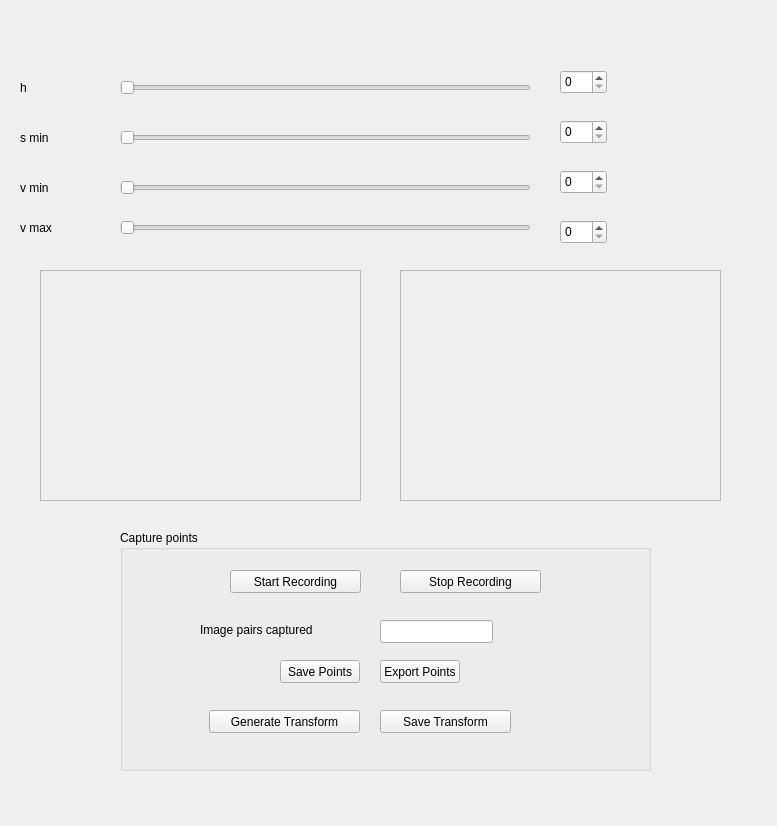
Above: tracking_window.ui from fdheenmo/thrust before the change. Below: the same form after it.
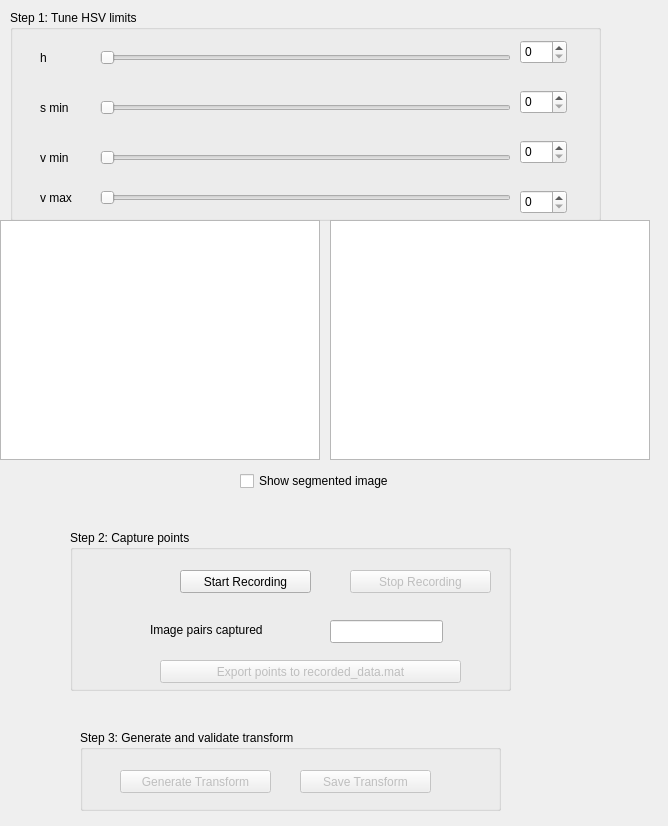
That is the form after the change.

The edit to the form file:
```diff
--- a/tracking_window.ui
+++ b/tracking_window.ui
@@ -6,224 +6,24 @@
    <rect>
     <x>0</x>
     <y>0</y>
-    <width>777</width>
+    <width>668</width>
     <height>826</height>
    </rect>
   </property>
   <property name="windowTitle">
    <string>Form</string>
   </property>
-  <widget class="QSlider" name="hSlider">
-   <property name="geometry">
-    <rect>
-     <x>120</x>
-     <y>80</y>
-     <width>411</width>
-     <height>16</height>
-    </rect>
-   </property>
-   <property name="maximum">
-    <number>179</number>
-   </property>
-   <property name="orientation">
-    <enum>Qt::Horizontal</enum>
-   </property>
-  </widget>
-  <widget class="QSlider" name="sMinSlider">
-   <property name="geometry">
-    <rect>
-     <x>120</x>
-     <y>130</y>
-     <width>411</width>
-     <height>16</height>
-    </rect>
-   </property>
-   <property name="maximum">
-    <number>255</number>
-   </property>
-   <property name="orientation">
-    <enum>Qt::Horizontal</enum>
-   </property>
-  </widget>
-  <widget class="QSlider" name="vMinSlider">
-   <property name="geometry">
-    <rect>
-     <x>120</x>
-     <y>180</y>
-     <width>411</width>
-     <height>16</height>
-    </rect>
-   </property>
-   <property name="maximum">
-    <number>255</number>
-   </property>
-   <property name="orientation">
-    <enum>Qt::Horizontal</enum>
-   </property>
-  </widget>
-  <widget class="QSlider" name="vMaxSlider">
-   <property name="geometry">
-    <rect>
-     <x>120</x>
-     <y>220</y>
-     <width>411</width>
-     <height>16</height>
-    </rect>
-   </property>
-   <property name="maximum">
-    <number>255</number>
-   </property>
-   <property name="orientation">
-    <enum>Qt::Horizontal</enum>
-   </property>
-  </widget>
-  <widget class="QLabel" name="label">
-   <property name="geometry">
-    <rect>
-     <x>20</x>
-     <y>80</y>
-     <width>57</width>
-     <height>15</height>
-    </rect>
-   </property>
-   <property name="text">
-    <string>h</string>
-   </property>
-  </widget>
-  <widget class="QLabel" name="label_2">
-   <property name="geometry">
-    <rect>
-     <x>20</x>
-     <y>130</y>
-     <width>57</width>
-     <height>15</height>
-    </rect>
-   </property>
-   <property name="text">
-    <string>s min</string>
-   </property>
-  </widget>
-  <widget class="QLabel" name="label_3">
-   <property name="geometry">
-    <rect>
-     <x>20</x>
-     <y>180</y>
-     <width>57</width>
-     <height>15</height>
-    </rect>
-   </property>
-   <property name="text">
-    <string>v min</string>
-   </property>
-  </widget>
-  <widget class="QLabel" name="label_4">
-   <property name="geometry">
-    <rect>
-     <x>20</x>
-     <y>220</y>
-     <width>57</width>
-     <height>15</height>
-    </rect>
-   </property>
-   <property name="text">
-    <string>v max</string>
-   </property>
-  </widget>
-  <widget class="QFrame" name="frame">
-   <property name="geometry">
-    <rect>
-     <x>40</x>
-     <y>270</y>
-     <width>321</width>
-     <height>231</height>
-    </rect>
-   </property>
-   <property name="frameShape">
-    <enum>QFrame::StyledPanel</enum>
-   </property>
-   <property name="frameShadow">
-    <enum>QFrame::Raised</enum>
-   </property>
-  </widget>
-  <widget class="QFrame" name="frame_2">
-   <property name="geometry">
-    <rect>
-     <x>400</x>
-     <y>270</y>
-     <width>321</width>
-     <height>231</height>
-    </rect>
-   </property>
-   <property name="frameShape">
-    <enum>QFrame::StyledPanel</enum>
-   </property>
-   <property name="frameShadow">
-    <enum>QFrame::Raised</enum>
-   </property>
-  </widget>
-  <widget class="QSpinBox" name="hSpinBox">
-   <property name="geometry">
-    <rect>
-     <x>560</x>
-     <y>70</y>
-     <width>47</width>
-     <height>24</height>
-    </rect>
-   </property>
-   <property name="maximum">
-    <number>179</number>
-   </property>
-  </widget>
-  <widget class="QSpinBox" name="sMinSpinBox">
-   <property name="geometry">
-    <rect>
-     <x>560</x>
-     <y>120</y>
-     <width>47</width>
-     <height>24</height>
-    </rect>
-   </property>
-   <property name="maximum">
-    <number>255</number>
-   </property>
-  </widget>
-  <widget class="QSpinBox" name="vMinSpinBox">
-   <property name="geometry">
-    <rect>
-     <x>560</x>
-     <y>170</y>
-     <width>47</width>
-     <height>24</height>
-    </rect>
-   </property>
-   <property name="maximum">
-    <number>255</number>
-   </property>
-  </widget>
-  <widget class="QSpinBox" name="vMaxSpinBox">
-   <property name="geometry">
-    <rect>
-     <x>560</x>
-     <y>220</y>
-     <width>47</width>
-     <height>24</height>
-    </rect>
-   </property>
-   <property name="maximum">
-    <number>255</number>
-   </property>
-  </widget>
   <widget class="QGroupBox" name="groupBox">
    <property name="geometry">
     <rect>
-     <x>120</x>
+     <x>70</x>
      <y>530</y>
-     <width>531</width>
-     <height>241</height>
+     <width>441</width>
+     <height>161</height>
     </rect>
    </property>
    <property name="title">
-    <string>Capture points</string>
+    <string>Step 2: Capture points</string>
    </property>
    <widget class="QLineEdit" name="lineEdit">
     <property name="geometry">
@@ -262,6 +62,9 @@
     </property>
    </widget>
    <widget class="QPushButton" name="stopRecordingPushButton">
+    <property name="enabled">
+     <bool>false</bool>
+    </property>
     <property name="geometry">
      <rect>
       <x>280</x>
@@ -273,38 +76,247 @@
     <property name="text">
      <string>Stop Recording</string>
     </property>
+    <property name="checkable">
+     <bool>false</bool>
+    </property>
+    <property name="default">
+     <bool>false</bool>
+    </property>
    </widget>
-   <widget class="QPushButton" name="pushButton_3">
+   <widget class="QPushButton" name="exportPointsPushButton">
+    <property name="enabled">
+     <bool>false</bool>
+    </property>
     <property name="geometry">
      <rect>
-      <x>160</x>
+      <x>90</x>
       <y>130</y>
-      <width>80</width>
+      <width>301</width>
       <height>23</height>
      </rect>
     </property>
     <property name="text">
-     <string>Save Points</string>
+     <string>Export points to recorded_data.mat</string>
     </property>
    </widget>
-   <widget class="QPushButton" name="pushButton_4">
+  </widget>
+  <widget class="QGroupBox" name="groupBox_2">
+   <property name="geometry">
+    <rect>
+     <x>10</x>
+     <y>10</y>
+     <width>591</width>
+     <height>211</height>
+    </rect>
+   </property>
+   <property name="title">
+    <string>Step 1: Tune HSV limits</string>
+   </property>
+   <widget class="QSpinBox" name="vMaxSpinBox">
     <property name="geometry">
      <rect>
-      <x>260</x>
-      <y>130</y>
-      <width>80</width>
-      <height>23</height>
+      <x>510</x>
+      <y>180</y>
+      <width>47</width>
+      <height>24</height>
      </rect>
     </property>
+    <property name="maximum">
+     <number>255</number>
+    </property>
+   </widget>
+   <widget class="QLabel" name="label_3">
+    <property name="geometry">
+     <rect>
+      <x>30</x>
+      <y>140</y>
+      <width>57</width>
+      <height>15</height>
+     </rect>
+    </property>
     <property name="text">
-     <string>Export Points</string>
+     <string>v min</string>
     </property>
    </widget>
-   <widget class="QPushButton" name="pushButton_5">
+   <widget class="QLabel" name="label_2">
     <property name="geometry">
      <rect>
-      <x>89</x>
+      <x>30</x>
+      <y>90</y>
+      <width>57</width>
+      <height>15</height>
+     </rect>
+    </property>
+    <property name="text">
+     <string>s min</string>
+    </property>
+   </widget>
+   <widget class="QSlider" name="sMinSlider">
+    <property name="geometry">
+     <rect>
+      <x>90</x>
+      <y>90</y>
+      <width>411</width>
+      <height>16</height>
+     </rect>
+    </property>
+    <property name="maximum">
+     <number>255</number>
+    </property>
+    <property name="orientation">
+     <enum>Qt::Horizontal</enum>
+    </property>
+   </widget>
+   <widget class="QLabel" name="label">
+    <property name="geometry">
+     <rect>
+      <x>30</x>
+      <y>40</y>
+      <width>57</width>
+      <height>15</height>
+     </rect>
+    </property>
+    <property name="text">
+     <string>h</string>
+    </property>
+   </widget>
+   <widget class="QSlider" name="hSlider">
+    <property name="geometry">
+     <rect>
+      <x>90</x>
+      <y>40</y>
+      <width>411</width>
+      <height>16</height>
+     </rect>
+    </property>
+    <property name="maximum">
+     <number>179</number>
+    </property>
+    <property name="orientation">
+     <enum>Qt::Horizontal</enum>
+    </property>
+   </widget>
+   <widget class="QSpinBox" name="hSpinBox">
+    <property name="geometry">
+     <rect>
+      <x>510</x>
+      <y>30</y>
+      <width>47</width>
+      <height>24</height>
+     </rect>
+    </property>
+    <property name="maximum">
+     <number>179</number>
+    </property>
+   </widget>
+   <widget class="QSpinBox" name="sMinSpinBox">
+    <property name="geometry">
+     <rect>
+      <x>510</x>
+      <y>80</y>
+      <width>47</width>
+      <height>24</height>
+     </rect>
+    </property>
+    <property name="maximum">
+     <number>255</number>
+    </property>
+   </widget>
+   <widget class="QSlider" name="vMaxSlider">
+    <property name="geometry">
+     <rect>
+      <x>90</x>
       <y>180</y>
+      <width>411</width>
+      <height>16</height>
+     </rect>
+    </property>
+    <property name="maximum">
+     <number>255</number>
+    </property>
+    <property name="orientation">
+     <enum>Qt::Horizontal</enum>
+    </property>
+   </widget>
+   <widget class="QLabel" name="label_4">
+    <property name="geometry">
+     <rect>
+      <x>30</x>
+      <y>180</y>
+      <width>57</width>
+      <height>15</height>
+     </rect>
+    </property>
+    <property name="text">
+     <string>v max</string>
+    </property>
+   </widget>
+   <widget class="QSpinBox" name="vMinSpinBox">
+    <property name="geometry">
+     <rect>
+      <x>510</x>
+      <y>130</y>
+      <width>47</width>
+      <height>24</height>
+     </rect>
+    </property>
+    <property name="maximum">
+     <number>255</number>
+    </property>
+   </widget>
+   <widget class="QSlider" name="vMinSlider">
+    <property name="geometry">
+     <rect>
+      <x>90</x>
+      <y>140</y>
+      <width>411</width>
+      <height>16</height>
+     </rect>
+    </property>
+    <property name="maximum">
+     <number>255</number>
+    </property>
+    <property name="orientation">
+     <enum>Qt::Horizontal</enum>
+    </property>
+   </widget>
+  </widget>
+  <widget class="QGraphicsView" name="leftGraphicsView">
+   <property name="geometry">
+    <rect>
+     <x>0</x>
+     <y>220</y>
+     <width>320</width>
+     <height>240</height>
+    </rect>
+   </property>
+   <property name="verticalScrollBarPolicy">
+    <enum>Qt::ScrollBarAlwaysOff</enum>
+   </property>
+   <property name="horizontalScrollBarPolicy">
+    <enum>Qt::ScrollBarAlwaysOff</enum>
+   </property>
+  </widget>
+  <widget class="QGroupBox" name="groupBox_3">
+   <property name="geometry">
+    <rect>
+     <x>80</x>
+     <y>730</y>
+     <width>421</width>
+     <height>81</height>
+    </rect>
+   </property>
+   <property name="title">
+    <string>Step 3: Generate and validate transform</string>
+   </property>
+   <widget class="QPushButton" name="generateTransformPushButton">
+    <property name="enabled">
+     <bool>false</bool>
+    </property>
+    <property name="geometry">
+     <rect>
+      <x>40</x>
+      <y>40</y>
       <width>151</width>
       <height>23</height>
      </rect>
@@ -313,11 +325,14 @@
      <string>Generate Transform</string>
     </property>
    </widget>
-   <widget class="QPushButton" name="pushButton_6">
+   <widget class="QPushButton" name="saveTransformPushButton">
+    <property name="enabled">
+     <bool>false</bool>
+    </property>
     <property name="geometry">
      <rect>
-      <x>260</x>
-      <y>180</y>
+      <x>220</x>
+      <y>40</y>
       <width>131</width>
       <height>23</height>
      </rect>
@@ -327,6 +342,35 @@
     </property>
    </widget>
   </widget>
+  <widget class="QCheckBox" name="showSegmentedCheckBox">
+   <property name="geometry">
+    <rect>
+     <x>240</x>
+     <y>470</y>
+     <width>191</width>
+     <height>22</height>
+    </rect>
+   </property>
+   <property name="text">
+    <string>Show segmented image</string>
+   </property>
+  </widget>
+  <widget class="QGraphicsView" name="rightGraphicsView">
+   <property name="geometry">
+    <rect>
+     <x>330</x>
+     <y>220</y>
+     <width>320</width>
+     <height>240</height>
+    </rect>
+   </property>
+   <property name="verticalScrollBarPolicy">
+    <enum>Qt::ScrollBarAlwaysOff</enum>
+   </property>
+   <property name="horizontalScrollBarPolicy">
+    <enum>Qt::ScrollBarAlwaysOff</enum>
+   </property>
+  </widget>
  </widget>
  <resources/>
  <connections/>
```
Left out of the diff: 2 changed lines with no effect on the pictures.
